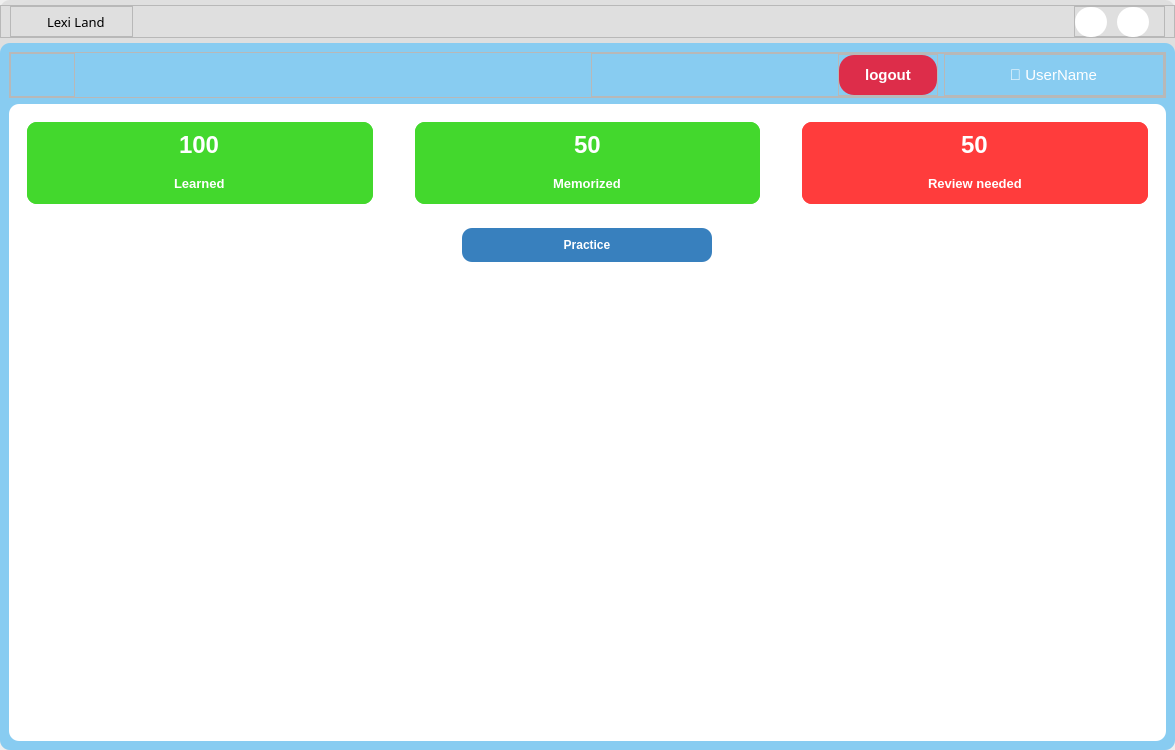
Old version of the form UI/forms/topic_word.ui in the repository yuukun123/LexiLand.
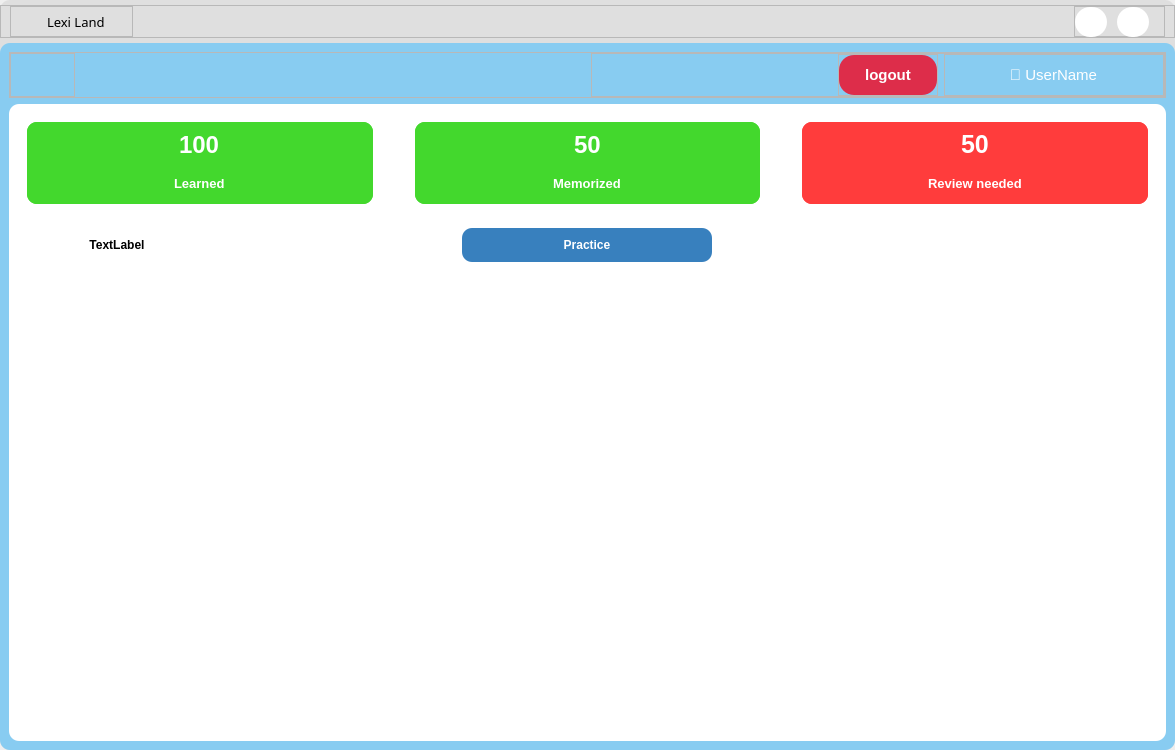
New version of the form. Icons and pictures are not drawn.

```diff
--- a/UI/forms/topic_word.ui
+++ b/UI/forms/topic_word.ui
@@ -878,7 +878,7 @@
                        <widget class="QLabel" name="review">
                         <property name="font">
                          <font>
-                          <pointsize>18</pointsize>
+                          <pointsize>19</pointsize>
                           <weight>75</weight>
                           <bold>true</bold>
                          </font>
@@ -955,7 +955,7 @@
                   <property name="frameShadow">
                    <enum>QFrame::Raised</enum>
                   </property>
-                  <layout class="QVBoxLayout" name="verticalLayout_9">
+                  <layout class="QHBoxLayout" name="horizontalLayout_6">
                    <property name="leftMargin">
                     <number>0</number>
                    </property>
@@ -968,8 +968,40 @@
                    <property name="bottomMargin">
                     <number>0</number>
                    </property>
-                   <item alignment="Qt::AlignHCenter">
+                   <item alignment="Qt::AlignLeft">
+                    <widget class="QLabel" name="topic_label">
+                     <property name="minimumSize">
+                      <size>
+                       <width>180</width>
+                       <height>0</height>
+                      </size>
+                     </property>
+                     <property name="font">
+                      <font>
+                       <pointsize>9</pointsize>
+                       <weight>75</weight>
+                       <bold>true</bold>
+                      </font>
+                     </property>
+                     <property name="text">
+                      <string>TextLabel</string>
+                     </property>
+                     <property name="alignment">
+                      <set>Qt::AlignCenter</set>
+                     </property>
+                     <property name="margin">
+                      <number>2</number>
+                     </property>
+                    </widget>
+                   </item>
+                   <item alignment="Qt::AlignHCenter|Qt::AlignVCenter">
                     <widget class="QPushButton" name="Practice_btn">
+                     <property name="sizePolicy">
+                      <sizepolicy hsizetype="MinimumExpanding" vsizetype="Fixed">
+                       <horstretch>0</horstretch>
+                       <verstretch>0</verstretch>
+                      </sizepolicy>
+                     </property>
                      <property name="minimumSize">
                       <size>
                        <width>250</width>
@@ -999,8 +1031,24 @@
                       <string>Practice</string>
                      </property>
                      <property name="icon">
-                      <iconset resource="../../resource/resource.qrc">
-                       <normaloff>:/icon/UI/icons/edit-2-64.ico</normaloff>:/icon/UI/icons/edit-2-64.ico</iconset>
+                      <iconset>
+                       <normaloff>../icons/edit-2-64.ico</normaloff>../icons/edit-2-64.ico</iconset>
+                     </property>
+                     <property name="iconSize">
+                      <size>
+                       <width>20</width>
+                       <height>20</height>
+                      </size>
+                     </property>
+                    </widget>
+                   </item>
+                   <item alignment="Qt::AlignRight">
+                    <widget class="QFrame" name="frame_20">
+                     <property name="frameShape">
+                      <enum>QFrame::StyledPanel</enum>
+                     </property>
+                     <property name="frameShadow">
+                      <enum>QFrame::Raised</enum>
                      </property>
                     </widget>
                    </item>
```
